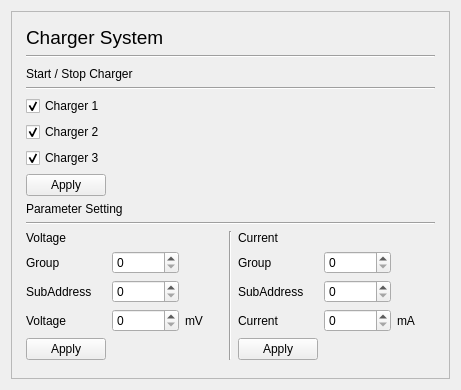
thomsardi/pack-monitoring, file resources/window_ui/chargerwindow.ui: the form before one commit.
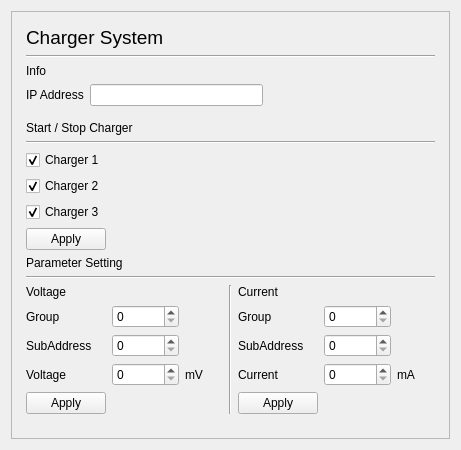
The form after the commit. Icons and pictures are not drawn.

Commit message: add multitab notification, charger

The edit to the form file:
```diff
--- a/resources/window_ui/chargerwindow.ui
+++ b/resources/window_ui/chargerwindow.ui
@@ -6,14 +6,14 @@
    <rect>
     <x>0</x>
     <y>0</y>
-    <width>450</width>
-    <height>390</height>
+    <width>456</width>
+    <height>450</height>
    </rect>
   </property>
   <property name="maximumSize">
    <size>
-    <width>450</width>
-    <height>390</height>
+    <width>456</width>
+    <height>450</height>
    </size>
   </property>
   <property name="windowTitle">
@@ -47,32 +47,150 @@
         <property name="bottomMargin">
          <number>5</number>
         </property>
+        <item row="5" column="0">
+         <spacer name="verticalSpacer_4">
+          <property name="orientation">
+           <enum>Qt::Vertical</enum>
+          </property>
+          <property name="sizeType">
+           <enum>QSizePolicy::Expanding</enum>
+          </property>
+          <property name="sizeHint" stdset="0">
+           <size>
+            <width>20</width>
+            <height>40</height>
+           </size>
+          </property>
+         </spacer>
+        </item>
+        <item row="8" column="0">
+         <layout class="QHBoxLayout" name="horizontalLayout_2">
+          <item>
+           <layout class="QVBoxLayout" name="verticalLayout_3">
+            <item>
+             <widget class="QCheckBox" name="chargercheckBox_1">
+              <property name="text">
+               <string>Charger 1</string>
+              </property>
+              <property name="checked">
+               <bool>true</bool>
+              </property>
+             </widget>
+            </item>
+            <item>
+             <widget class="QCheckBox" name="chargercheckBox_2">
+              <property name="text">
+               <string>Charger 2</string>
+              </property>
+              <property name="checked">
+               <bool>true</bool>
+              </property>
+             </widget>
+            </item>
+            <item>
+             <widget class="QCheckBox" name="chargercheckBox_3">
+              <property name="text">
+               <string>Charger 3</string>
+              </property>
+              <property name="checked">
+               <bool>true</bool>
+              </property>
+             </widget>
+            </item>
+            <item>
+             <widget class="QPushButton" name="startchargerpushButton">
+              <property name="text">
+               <string>Apply</string>
+              </property>
+             </widget>
+            </item>
+           </layout>
+          </item>
+          <item>
+           <spacer name="horizontalSpacer_2">
+            <property name="orientation">
+             <enum>Qt::Horizontal</enum>
+            </property>
+            <property name="sizeHint" stdset="0">
+             <size>
+              <width>40</width>
+              <height>20</height>
+             </size>
+            </property>
+           </spacer>
+          </item>
+         </layout>
+        </item>
         <item row="6" column="0">
-         <widget class="QLabel" name="label_2">
+         <widget class="QLabel" name="label_7">
           <property name="text">
-           <string>Parameter Setting</string>
+           <string>Start / Stop Charger</string>
           </property>
          </widget>
         </item>
         <item row="7" column="0">
+         <widget class="Line" name="line_2">
+          <property name="orientation">
+           <enum>Qt::Horizontal</enum>
+          </property>
+         </widget>
+        </item>
+        <item row="0" column="0">
+         <widget class="QLabel" name="label">
+          <property name="font">
+           <font>
+            <pointsize>14</pointsize>
+           </font>
+          </property>
+          <property name="text">
+           <string>Charger System</string>
+          </property>
+         </widget>
+        </item>
+        <item row="10" column="0">
          <widget class="Line" name="line_8">
           <property name="orientation">
            <enum>Qt::Horizontal</enum>
           </property>
          </widget>
         </item>
+        <item row="4" column="0">
+         <layout class="QHBoxLayout" name="horizontalLayout_3">
+          <item>
+           <widget class="QLabel" name="label_8">
+            <property name="text">
+             <string>IP Address</string>
+            </property>
+           </widget>
+          </item>
+          <item>
+           <widget class="QLineEdit" name="ipAddressLineEdit">
+            <property name="readOnly">
+             <bool>true</bool>
+            </property>
+           </widget>
+          </item>
+          <item>
+           <spacer name="horizontalSpacer_3">
+            <property name="orientation">
+             <enum>Qt::Horizontal</enum>
+            </property>
+            <property name="sizeHint" stdset="0">
+             <size>
+              <width>40</width>
+              <height>20</height>
+             </size>
+            </property>
+           </spacer>
+          </item>
+         </layout>
+        </item>
         <item row="9" column="0">
-         <spacer name="verticalSpacer">
-          <property name="orientation">
-           <enum>Qt::Vertical</enum>
+         <widget class="QLabel" name="label_2">
+          <property name="text">
+           <string>Parameter Setting</string>
           </property>
-          <property name="sizeHint" stdset="0">
-           <size>
-            <width>20</width>
-            <height>40</height>
-           </size>
-          </property>
-         </spacer>
+         </widget>
         </item>
         <item row="1" column="0">
          <widget class="Line" name="line">
@@ -81,30 +199,7 @@
           </property>
          </widget>
         </item>
-        <item row="2" column="0">
-         <spacer name="verticalSpacer_4">
-          <property name="orientation">
-           <enum>Qt::Vertical</enum>
-          </property>
-          <property name="sizeType">
-           <enum>QSizePolicy::Expanding</enum>
-          </property>
-          <property name="sizeHint" stdset="0">
-           <size>
-            <width>20</width>
-            <height>40</height>
-           </size>
-          </property>
-         </spacer>
-        </item>
-        <item row="3" column="0">
-         <widget class="QLabel" name="label_7">
-          <property name="text">
-           <string>Start / Stop Charger</string>
-          </property>
-         </widget>
-        </item>
-        <item row="8" column="0">
+        <item row="11" column="0">
          <layout class="QHBoxLayout" name="horizontalLayout">
           <item>
            <layout class="QGridLayout" name="gridLayout_3" columnstretch="6,6,1">
@@ -265,82 +360,25 @@
           </item>
          </layout>
         </item>
-        <item row="0" column="0">
-         <widget class="QLabel" name="label">
-          <property name="font">
-           <font>
-            <pointsize>14</pointsize>
-           </font>
-          </property>
+        <item row="2" column="0">
+         <widget class="QLabel" name="label_9">
           <property name="text">
-           <string>Charger System</string>
+           <string>Info</string>
           </property>
          </widget>
         </item>
-        <item row="4" column="0">
-         <widget class="Line" name="line_2">
+        <item row="12" column="0">
+         <spacer name="verticalSpacer">
           <property name="orientation">
-           <enum>Qt::Horizontal</enum>
+           <enum>Qt::Vertical</enum>
           </property>
-         </widget>
-        </item>
-        <item row="5" column="0">
-         <layout class="QHBoxLayout" name="horizontalLayout_2">
-          <item>
-           <layout class="QVBoxLayout" name="verticalLayout_3">
-            <item>
-             <widget class="QCheckBox" name="chargercheckBox_1">
-              <property name="text">
-               <string>Charger 1</string>
-              </property>
-              <property name="checked">
-               <bool>true</bool>
-              </property>
-             </widget>
-            </item>
-            <item>
-             <widget class="QCheckBox" name="chargercheckBox_2">
-              <property name="text">
-               <string>Charger 2</string>
-              </property>
-              <property name="checked">
-               <bool>true</bool>
-              </property>
-             </widget>
-            </item>
-            <item>
-             <widget class="QCheckBox" name="chargercheckBox_3">
-              <property name="text">
-               <string>Charger 3</string>
-              </property>
-              <property name="checked">
-               <bool>true</bool>
-              </property>
-             </widget>
-            </item>
-            <item>
-             <widget class="QPushButton" name="startchargerpushButton">
-              <property name="text">
-               <string>Apply</string>
-              </property>
-             </widget>
-            </item>
-           </layout>
-          </item>
-          <item>
-           <spacer name="horizontalSpacer_2">
-            <property name="orientation">
-             <enum>Qt::Horizontal</enum>
-            </property>
-            <property name="sizeHint" stdset="0">
-             <size>
-              <width>40</width>
-              <height>20</height>
-             </size>
-            </property>
-           </spacer>
-          </item>
-         </layout>
+          <property name="sizeHint" stdset="0">
+           <size>
+            <width>20</width>
+            <height>40</height>
+           </size>
+          </property>
+         </spacer>
         </item>
        </layout>
       </item>
```
Left out of the diff: 2 changed lines with no effect on the pictures. The commit also changes 11 other files.
